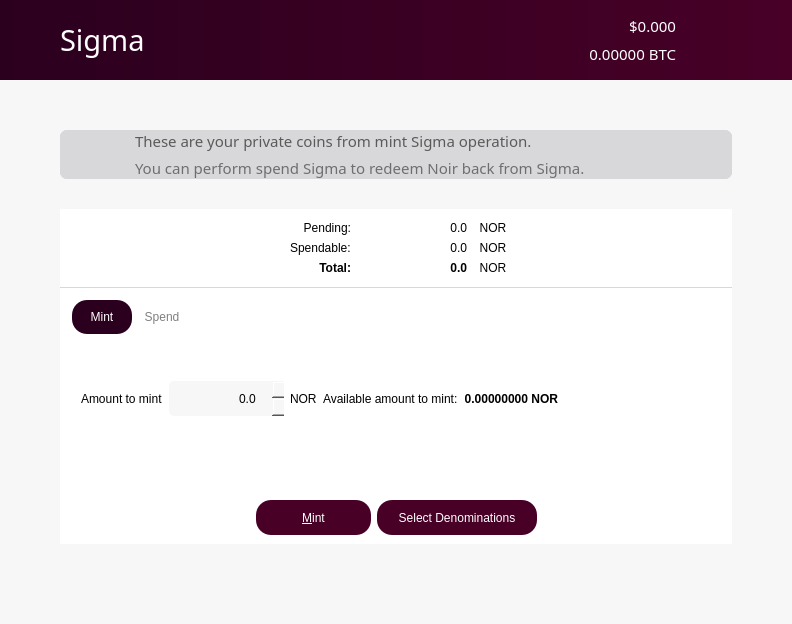
Old version of the form src/qt/forms/sigmapage.ui in the repository noirofficial/noir.
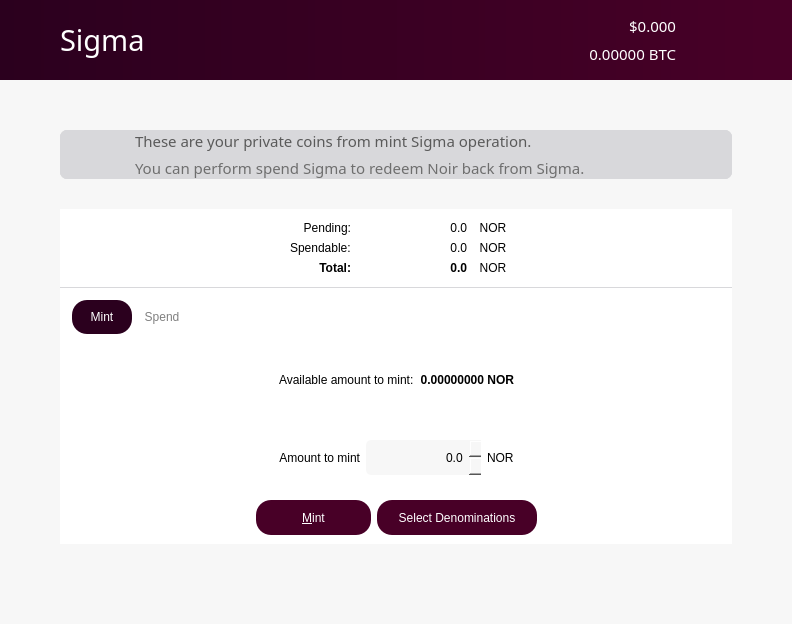
New version of the form. Icons and pictures are not drawn.

Commit message: add new icons to amount field

The edit to the form file:
```diff
--- a/src/qt/forms/sigmapage.ui
+++ b/src/qt/forms/sigmapage.ui
@@ -1344,13 +1344,29 @@
                    <layout class="QGridLayout" name="gridLayout_3">
                     <item row="0" column="0">
                      <layout class="QGridLayout" name="gridLayout_mint">
-                      <item row="0" column="0">
-                       <layout class="QHBoxLayout" name="horizontalLayout_6">
+                      <item row="1" column="0">
+                       <layout class="QHBoxLayout" name="horizontalLayout_2">
+                        <item>
+                         <spacer name="horizontalSpacer_10">
+                          <property name="orientation">
+                           <enum>Qt::Horizontal</enum>
+                          </property>
+                          <property name="sizeHint" stdset="0">
+                           <size>
+                            <width>40</width>
+                            <height>20</height>
+                           </size>
+                          </property>
+                         </spacer>
+                        </item>
                         <item>
                          <widget class="QLabel" name="label">
                           <property name="text">
                            <string>Amount to mint</string>
                           </property>
+                          <property name="alignment">
+                           <set>Qt::AlignRight|Qt::AlignTrailing|Qt::AlignVCenter</set>
+                          </property>
                          </widget>
                         </item>
                         <item>
@@ -1362,14 +1378,24 @@
                            </size>
                           </property>
                           <property name="styleSheet">
-                           <string notr="true">background-color:rgba(247, 247, 247, 250);
-color:black;
-border-radius:5px;
-border-style:solid;
-border-color:gray;
-border-width:thin;
-padding-left: 10;
-padding-right: 10;
+                           <string notr="true">QDoubleSpinBox::up-button {
+	width: 16px; 
+    border-image: url(:/icons/icon_up) 1;
+}
+QDoubleSpinBox::down-button {
+	width: 16px;
+    border-image: url(:/icons/icon_down) 1;
+color: black;
+ }
+QDoubleSpinBox{
+	color:black;
+	background-color:rgba(247, 247, 247, 250);
+	border-radius:5px;
+	border-style:solid;
+	border-color:gray;
+	border-width:thin;
+	padding-left: 10;
+}
 </string>
                           </property>
                           <property name="wrapping">
@@ -1424,6 +1450,36 @@
                          </widget>
                         </item>
                         <item>
+                         <spacer name="horizontalSpacer_11">
+                          <property name="orientation">
+                           <enum>Qt::Horizontal</enum>
+                          </property>
+                          <property name="sizeHint" stdset="0">
+                           <size>
+                            <width>40</width>
+                            <height>20</height>
+                           </size>
+                          </property>
+                         </spacer>
+                        </item>
+                       </layout>
+                      </item>
+                      <item row="0" column="0">
+                       <layout class="QHBoxLayout" name="horizontalLayout_6">
+                        <item>
+                         <spacer name="horizontalSpacer_9">
+                          <property name="orientation">
+                           <enum>Qt::Horizontal</enum>
+                          </property>
+                          <property name="sizeHint" stdset="0">
+                           <size>
+                            <width>40</width>
+                            <height>20</height>
+                           </size>
+                          </property>
+                         </spacer>
+                        </item>
+                        <item>
                          <widget class="QLabel" name="label_6">
                           <property name="text">
                            <string>Available amount to mint:</string>
@@ -1551,22 +1607,6 @@
                         </item>
                        </layout>
                       </item>
-                      <item row="1" column="0">
-                       <spacer name="verticalSpacer">
-                        <property name="orientation">
-                         <enum>Qt::Vertical</enum>
-                        </property>
-                        <property name="sizeType">
-                         <enum>QSizePolicy::Minimum</enum>
-                        </property>
-                        <property name="sizeHint" stdset="0">
-                         <size>
-                          <width>20</width>
-                          <height>40</height>
-                         </size>
-                        </property>
-                       </spacer>
-                      </item>
                      </layout>
                     </item>
                    </layout>
```
